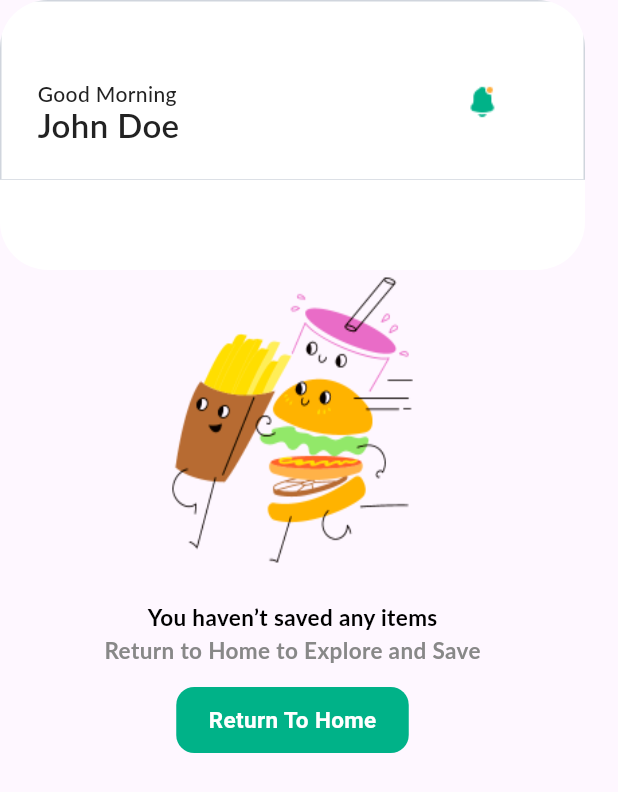
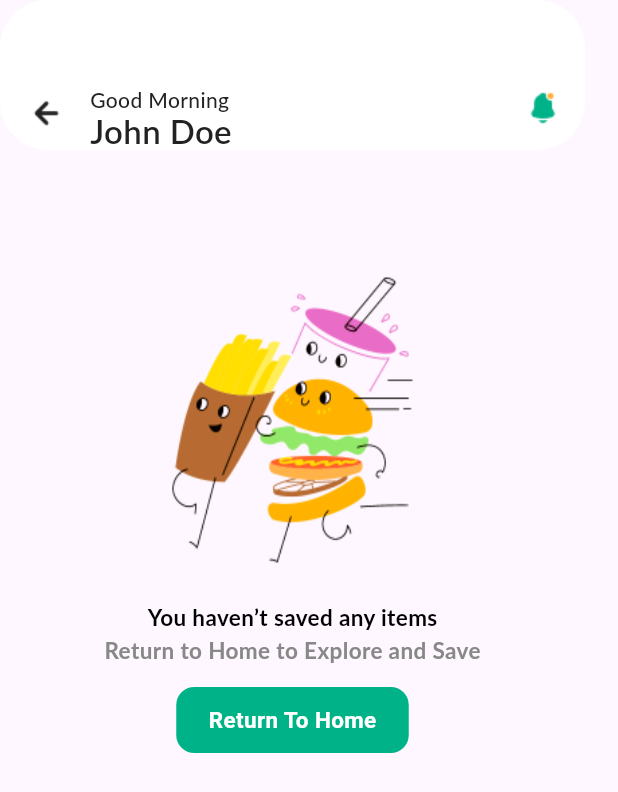
Before and after one commit to Sarah-Rafi/Eataly, a Flutter app: the SavedScreen screen opened directly, on a phone screen of 412 x 824 dp. Shown: the top 792 px of the screen. Run offline on Flutter 3.47's test engine with Material 3 defaults, Android fonts, the phone set to English and light mode, and no system bars; our stand-ins replace flutter_svg; Roboto replaces fonts that are missing (Lato).

Commit message:
Initial commit

```diff
--- a/lib/savedscreen.dart
+++ b/lib/savedscreen.dart
@@ -12,7 +12,7 @@ class SavedScreen extends StatelessWidget {
           children: [
             Container(
               width: 390,
-              height: 180,
+              height: 100,
               clipBehavior: Clip.antiAlias,
               decoration: ShapeDecoration(
                 color: Colors.white,
@@ -20,47 +20,21 @@ class SavedScreen extends StatelessWidget {
                   borderRadius: BorderRadius.circular(32),
                 ),
               ),
-              child: Column(
+              child: const Stack(
                 children: [
-                  Container(
-                    width: 400,
-                    height: 120,
-                    padding: const EdgeInsets.only(
-                      top: 55,
-                      left: 24,
-                      right: 24,
-                      bottom: 0,
-                    ),
-                    clipBehavior: Clip.antiAlias,
-                    decoration: BoxDecoration(
-                      color: Colors.white.withOpacity(0.800000011920929),
-                      border: const Border(
-                        left: BorderSide(color: Color(0xFFD0D5DD)),
-                        top: BorderSide(color: Color(0xFFD0D5DD)),
-                        right: BorderSide(color: Color(0xFFD0D5DD)),
-                        bottom:
-                            BorderSide(width: 0.50, color: Color(0xFFD0D5DD)),
+                  Positioned(
+                    left: 16, // Adjust the left position for the image
+                    top: 60,
+                    child: Image(
+                      width: 30,
+                      height: 30,
+                      image: AssetImage('assets/images/arrow-left.png'),
                     ),
                   ),
-                    child: const Column(
-                      mainAxisSize: MainAxisSize.min,
-                      mainAxisAlignment: MainAxisAlignment.start,
-                      crossAxisAlignment: CrossAxisAlignment.start,
-                      children: [
-                        SizedBox(
-                          width: double.infinity,
-                          child: Row(
-                            mainAxisSize: MainAxisSize.min,
-                            mainAxisAlignment: MainAxisAlignment.spaceBetween,
-                            crossAxisAlignment: CrossAxisAlignment.center,
-                            children: [
-                              SizedBox(
-  child: Row(
-    mainAxisSize: MainAxisSize.min,
-    mainAxisAlignment: MainAxisAlignment.start,
-    crossAxisAlignment: CrossAxisAlignment.start,
-    children: [
-      Column(
+                  Positioned(
+                    left: 60, // Adjust the left position for the text
+                    top: 60,
+                    child: Column(
                       mainAxisSize: MainAxisSize.min,
                       mainAxisAlignment: MainAxisAlignment.start,
                       crossAxisAlignment: CrossAxisAlignment.start,
@@ -72,7 +46,7 @@ class SavedScreen extends StatelessWidget {
                             fontSize: 14,
                             fontFamily: 'Lato',
                             fontWeight: FontWeight.w500,
-              height: 1.0, // Adjust the height as needed
+                            height: 1.0,
                           ),
                         ),
                         SizedBox(height: 2),
@@ -83,25 +57,19 @@ class SavedScreen extends StatelessWidget {
                             fontSize: 22,
                             fontFamily: 'Lato',
                             fontWeight: FontWeight.w600,
-              height: 1.0, // Adjust the height as needed
+                            height: 1.0,
                           ),
                         ),
                       ],
                     ),
-      SizedBox(width: 190),
-      Image(
+                  ),
+                  Positioned(
+                    right: 16, // Adjust the right position for the notification icon
+                    top: 60,
+                    child: Image(
                       width: 24,
                       height: 24,
-                                      image: AssetImage(
-                                          'assets/images/notification.png'),
-      ),
-    ],
-  ),
-)
-                            ],
-                          ),
-                        ),
-                      ],
+                      image: AssetImage('assets/images/notification.png'),
                     ),
                   ),
                 ],
@@ -110,7 +78,7 @@ class SavedScreen extends StatelessWidget {
             Container(
               width: 180,
               height: 200,
-              margin: const EdgeInsets.only(top: 0, left: 0),
+              margin: const EdgeInsets.only(top: 80, left: 0),
               child: Container(
                 width: 200,
                 height: 200,
```
Lines whose indentation alone changed are shown as unchanged.
